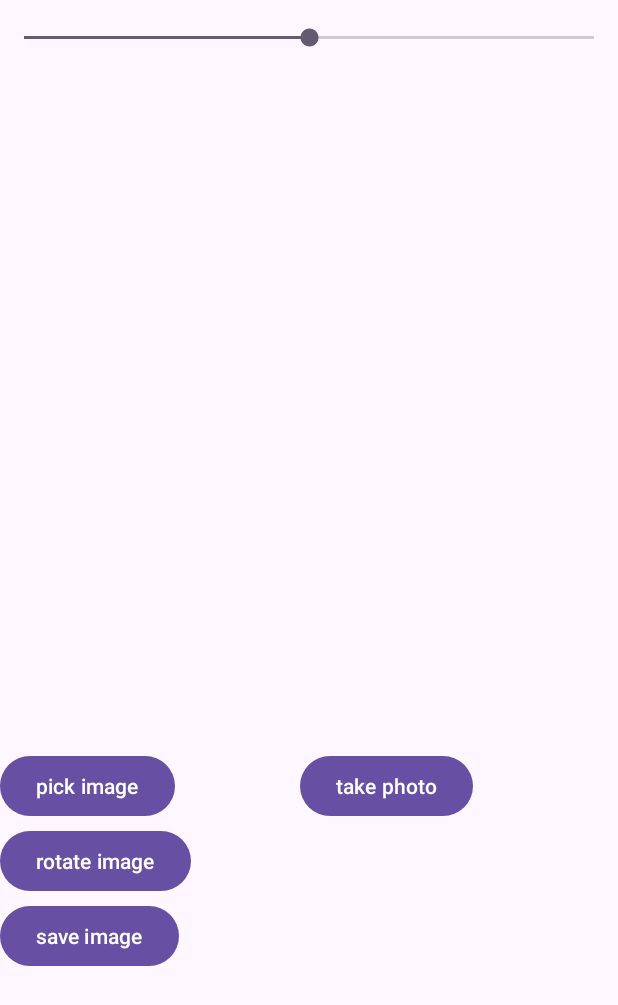
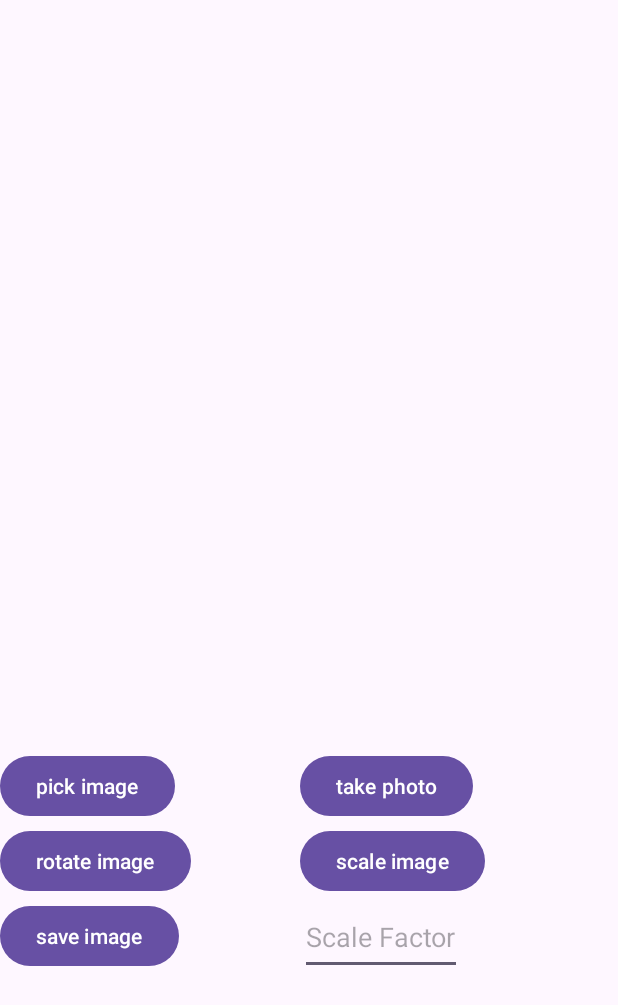
Before and after one commit to SonyaSky/App_module7, an Android app: the layout activity_main.xml on its own in the app's theme, with its tools: preview values and no code run, on a phone screen of 412 x 824 dp. Shown: the top 1005 px of the screen. Run offline under Robolectric (Android 15) with nearby library versions, the phone set to English and light mode, and no system bars.

Commit message:
масштабирование (я не знаю что такое лесенка)
точнее, не понимаю, как определить, лесенка или не лесенка.. наверно, надо будет спросить

```diff
--- a/Module7/app/src/main/res/layout/activity_main.xml
+++ b/Module7/app/src/main/res/layout/activity_main.xml
@@ -40,13 +40,24 @@ tools:context=".MainActivity">
         android:layout_marginTop="550dp"
         android:text="rotate image" />
 
-    <SeekBar
-        android:id="@+id/scaleSeekBar"
-        android:layout_width="match_parent"
+    <com.google.android.material.button.MaterialButton
+        android:id="@+id/scale_image"
+        android:layout_width="wrap_content"
         android:layout_height="wrap_content"
-        android:layout_marginTop="16dp"
-        android:max="200"
-        android:progress="100" />
+        android:layout_below="@id/take_photo_button"
+        android:layout_centerHorizontal="true"
+        android:layout_marginTop="550dp"
+        android:layout_marginStart="200dp"
+        android:text="scale image" />
+
+    <EditText
+        android:id="@+id/scaleFactorEditText"
+        android:layout_width="wrap_content"
+        android:layout_height="50dp"
+        android:hint="Scale Factor"
+        android:layout_marginTop="600dp"
+        android:layout_marginStart="200dp"
+        android:inputType="numberDecimal"/>
 
     <com.google.android.material.button.MaterialButton
         android:id="@+id/save_image"
```
Also changed, not shown: Module7/app/src/main/java/com/example/module7/MainActivity.kt (+21 -0 lines).
